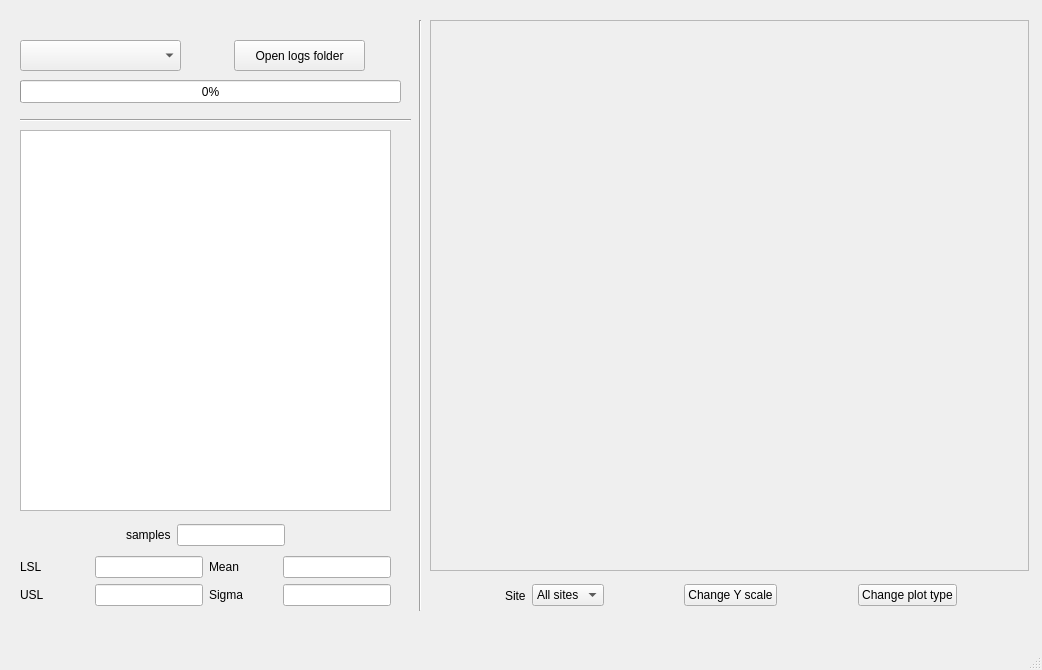
Before: the Qt Designer form dataAnalyzerGUI.ui in Unvire/DataAnalyzer, drawn with Qt 5.
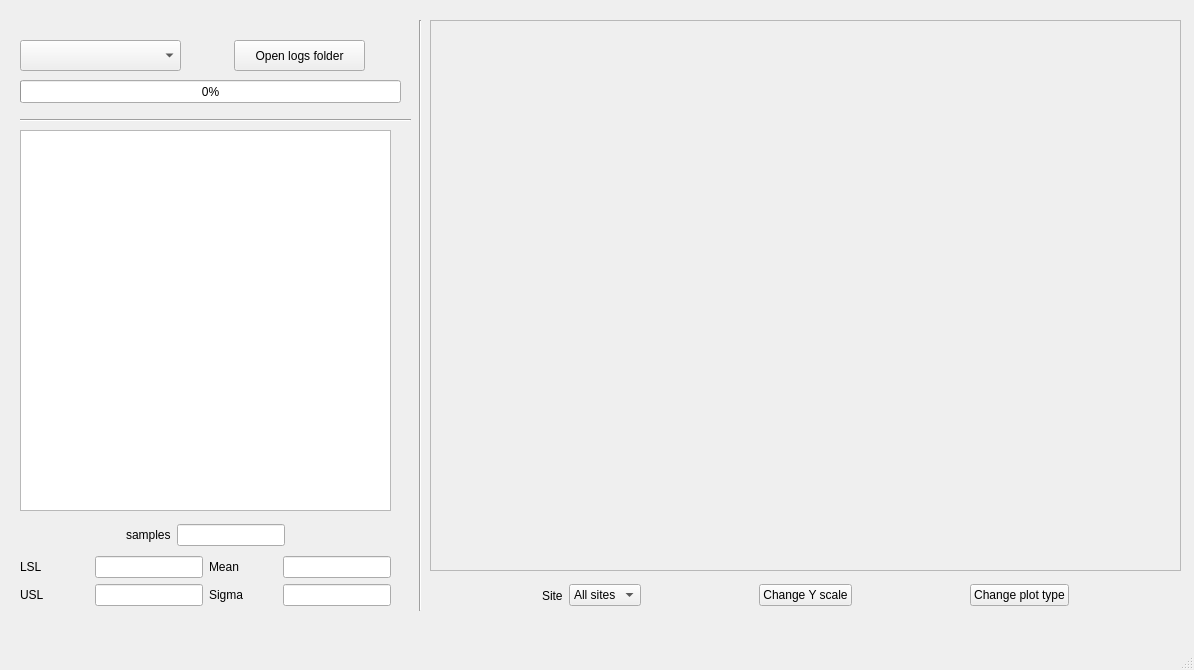
After: the same form once the commit is applied.

Commit message: makes plot wider

What changed in the file:
```diff
--- a/dataAnalyzerGUI.ui
+++ b/dataAnalyzerGUI.ui
@@ -6,7 +6,7 @@
    <rect>
     <x>0</x>
     <y>0</y>
-    <width>1042</width>
+    <width>1194</width>
     <height>670</height>
    </rect>
   </property>
@@ -260,7 +260,7 @@
      <rect>
       <x>430</x>
       <y>20</y>
-      <width>599</width>
+      <width>751</width>
       <height>551</height>
      </rect>
     </property>
@@ -289,7 +289,7 @@
      <rect>
       <x>430</x>
       <y>580</y>
-      <width>601</width>
+      <width>751</width>
       <height>31</height>
      </rect>
     </property>
```
Left out of the diff: 2 changed lines with no effect on the pictures. The commit also changes 1 other file.
